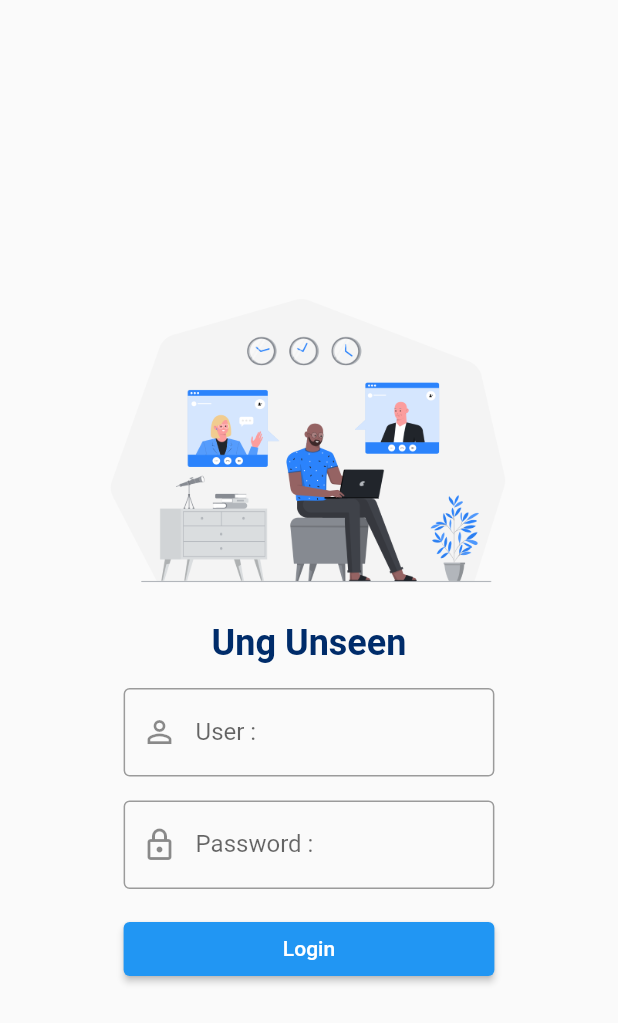
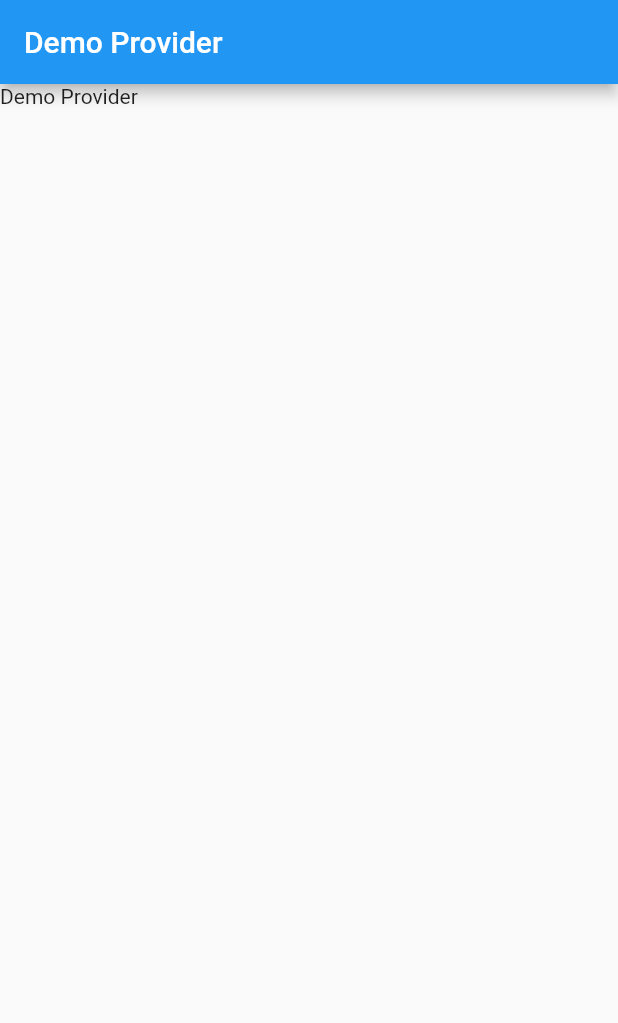
Before and after one commit to masterUNG/UngUnSeen_2May, a Flutter app: the screen it shows after launch, on a phone screen of 412 x 824 dp. Shown: the top 1023 px of the screen. Run offline on Flutter 3.47's test engine with Material 2 defaults, Android fonts, the phone set to English and light mode, and no system bars; our stand-ins replace cached_network_image, dio, image_picker, shared_preferences.

Commit message:
อัพเดท 8 may

```diff
--- a/lib/main.dart
+++ b/lib/main.dart
@@ -2,6 +2,7 @@ import 'package:flutter/material.dart';
 import 'package:shared_preferences/shared_preferences.dart';
 import 'package:ungunseen/states/add_post.dart';
 import 'package:ungunseen/states/authen.dart';
+import 'package:ungunseen/states/demo_provider.dart';
 import 'package:ungunseen/states/my_service.dart';
 import 'package:ungunseen/utility/my_constant.dart';
 
@@ -9,22 +10,28 @@ final Map<String, WidgetBuilder> map = {
   '/authen': (BuildContext context) => Authen(),
   '/myService': (BuildContext context) => MyService(),
   '/addPost': (BuildContext context) => AddPost(),
+  '/demoProvider':(BuildContext context)=>DemoProdiver(),
 };
 
 String initialRout;
 
-Future<Null> main() async {
-  WidgetsFlutterBinding.ensureInitialized();
-  SharedPreferences preferences = await SharedPreferences.getInstance();
-  String user = preferences.getString('user');
-  if (user?.isEmpty ?? true) {
-    initialRout = '/authen';
-    runApp(MyApp());
-  } else {
-    initialRout = '/myService';
-    runApp(MyApp());
-  }
+main() {
+  initialRout = '/demoProvider';
+  runApp(MyApp());
 }
+
+// Future<Null> main() async {
+//   WidgetsFlutterBinding.ensureInitialized();
+//   SharedPreferences preferences = await SharedPreferences.getInstance();
+//   String user = preferences.getString('user');
+//   if (user?.isEmpty ?? true) {
+//     initialRout = '/authen';
+//     runApp(MyApp());
+//   } else {
+//     initialRout = '/myService';
+//     runApp(MyApp());
+//   }
+// }
 
 class MyApp extends StatelessWidget {
   @override
--- /dev/null
+++ b/lib/models/demp_model.dart
@@ -0,0 +1,62 @@
+import 'dart:convert';
+
+class DemoModel {
+  final String name;
+  final double amount;
+  final DateTime dateTime;
+  DemoModel({
+    this.name,
+    this.amount,
+    this.dateTime,
+  });
+
+  DemoModel copyWith({
+    String name,
+    double amount,
+    DateTime dateTime,
+  }) {
+    return DemoModel(
+      name: name ?? this.name,
+      amount: amount ?? this.amount,
+      dateTime: dateTime ?? this.dateTime,
+    );
+  }
+
+  Map<String, dynamic> toMap() {
+    return {
+      'name': name,
+      'amount': amount,
+      'dateTime': dateTime.millisecondsSinceEpoch,
+    };
+  }
+
+  factory DemoModel.fromMap(Map<String, dynamic> map) {
+    return DemoModel(
+      name: map['name'],
+      amount: map['amount'],
+      dateTime: DateTime.fromMillisecondsSinceEpoch(map['dateTime']),
+    );
+  }
+
+  String toJson() => json.encode(toMap());
+
+  factory DemoModel.fromJson(String source) =>
+      DemoModel.fromMap(json.decode(source));
+
+  @override
+  String toString() =>
+      'DemoModel(name: $name, amount: $amount, dateTime: $dateTime)';
+
+  @override
+  bool operator ==(Object other) {
+    if (identical(this, other)) return true;
+
+    return other is DemoModel &&
+        other.name == name &&
+        other.amount == amount &&
+        other.dateTime == dateTime;
+  }
+
+  @override
+  int get hashCode => name.hashCode ^ amount.hashCode ^ dateTime.hashCode;
+}
--- /dev/null
+++ b/lib/providers/demp_provider.dart
@@ -0,0 +1,16 @@
+import 'package:flutter/foundation.dart';
+import 'package:ungunseen/models/demp_model.dart';
+
+class DemoProdiver with ChangeNotifier {
+  List<DemoModel> demoModels = [
+    DemoModel(name: 'Doramon', amount: 12.34, dateTime: DateTime.now())
+  ];
+
+  List<DemoModel> getDemoProvider() {
+    return demoModels;
+  }
+
+  void addDemoProvider(DemoModel demoModel) {
+    demoModels.add(demoModel);
+  }
+}
--- /dev/null
+++ b/lib/states/demo_provider.dart
@@ -0,0 +1,16 @@
+import 'package:flutter/material.dart';
+
+class DemoProdiver extends StatefulWidget {
+  @override
+  _DemoProdiverState createState() => _DemoProdiverState();
+}
+
+class _DemoProdiverState extends State<DemoProdiver> {
+  @override
+  Widget build(BuildContext context) {
+    return Scaffold(
+      appBar: AppBar(title: Text('Demo Provider'),),
+      body: Text('Demo Provider'),
+    );
+  }
+}
--- a/pubspec.yaml
+++ b/pubspec.yaml
@@ -32,6 +32,8 @@ dependencies:
   shared_preferences: ^0.5.12+4
   image_picker: ^0.7.4
   cached_network_image: ^2.5.0
+  provider: ^4.3.3
+
 
 dev_dependencies:
   flutter_test:
```
Also changed, not shown: pubspec.lock.
